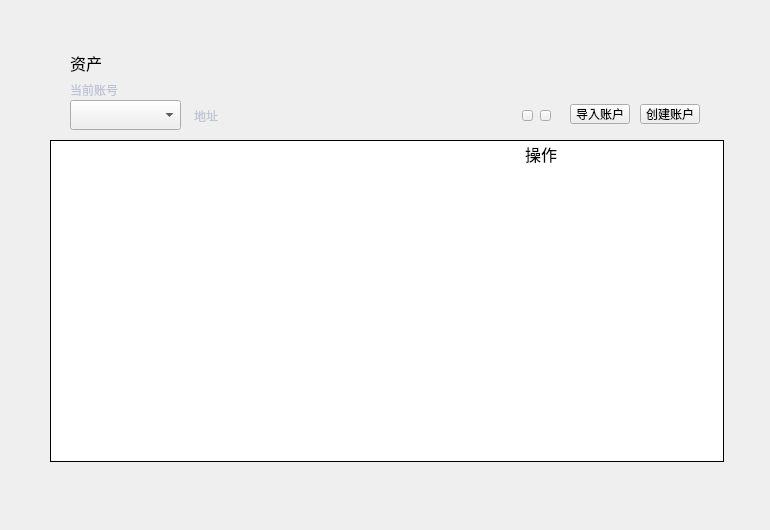
Old version of the form mainpage.ui in the repository HcashOrg/hx-indicator.
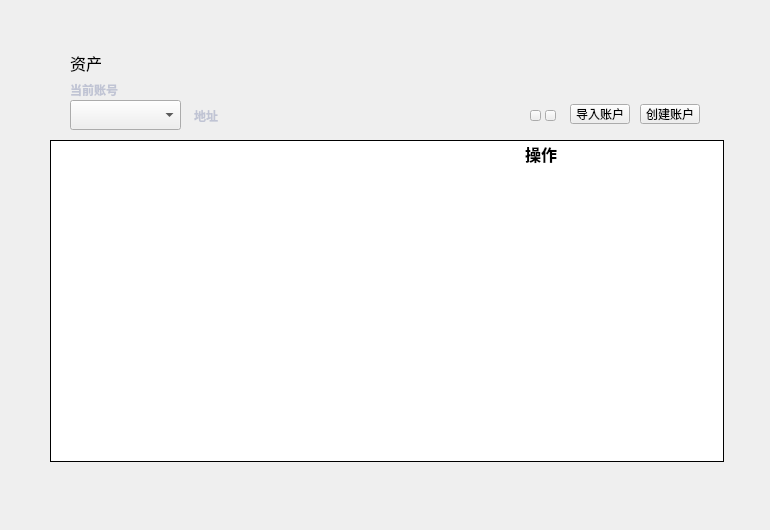
New version of the form.

What changed in the file:
```diff
--- a/mainpage.ui
+++ b/mainpage.ui
@@ -12,7 +12,9 @@
   </property>
   <property name="font">
    <font>
-    <family>微软雅黑</family>
+    <family>Microsoft YaHei UI Light</family>
+    <weight>75</weight>
+    <bold>true</bold>
    </font>
   </property>
   <property name="windowTitle">
@@ -222,7 +224,7 @@
   <widget class="QToolButton" name="copyBtn">
    <property name="geometry">
     <rect>
-     <x>522</x>
+     <x>530</x>
      <y>110</y>
      <width>11</width>
      <height>11</height>
@@ -295,7 +297,7 @@
     <rect>
      <x>236</x>
      <y>104</y>
-     <width>280</width>
+     <width>290</width>
      <height>24</height>
     </rect>
    </property>
@@ -345,7 +347,7 @@
   <widget class="QToolButton" name="qrcodeBtn">
    <property name="geometry">
     <rect>
-     <x>540</x>
+     <x>545</x>
      <y>110</y>
      <width>11</width>
      <height>11</height>
```
